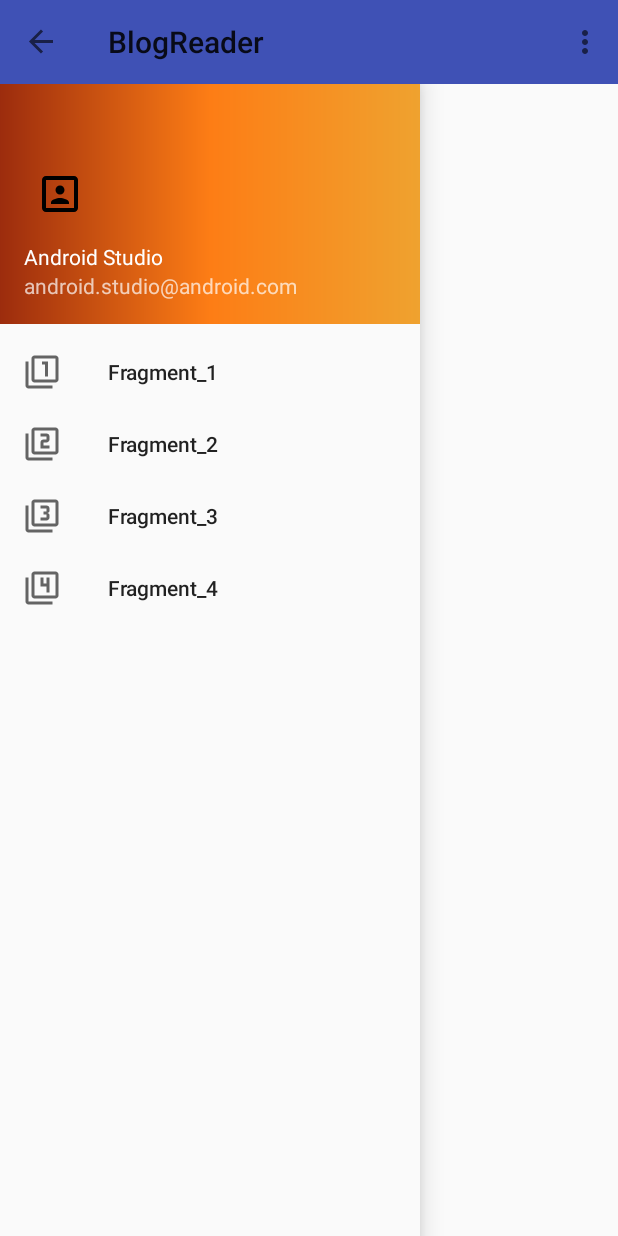
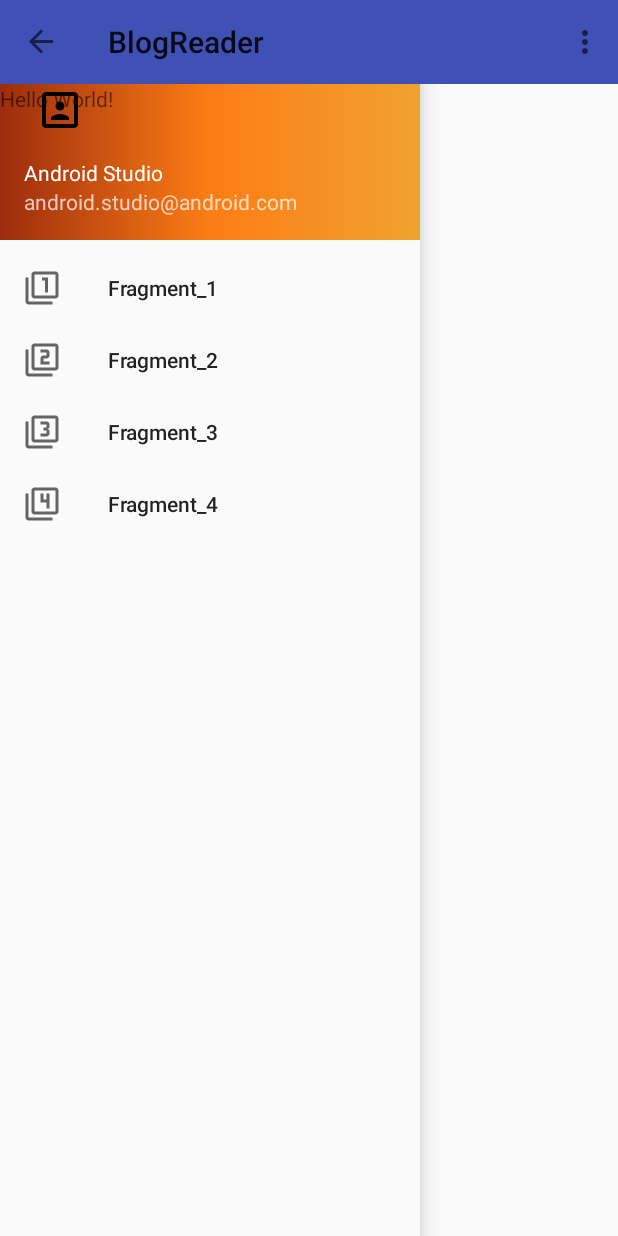
Before and after one commit to Khavronsky/BlogReader, an Android app: the screen it shows after launch (MainActivity), with the side drawer open, on a phone screen of 412 x 824 dp. Run offline under Robolectric (Android 15) with nearby library versions, the phone set to English and light mode, and no system bars.

Commit message:
small changes

```diff
--- a/app/src/main/java/com/khavronsky/blogreader/MainActivity.java
+++ b/app/src/main/java/com/khavronsky/blogreader/MainActivity.java
@@ -53,6 +53,7 @@
         return true;
 
     }
+
     @Override
     public void onBackPressed() {
         DrawerLayout drawer = (DrawerLayout) findViewById(R.id.drawer_layout);
@@ -62,6 +63,7 @@
             super.onBackPressed();
         }
     }
+
     @Override
     public boolean onCreateOptionsMenu(Menu menu) {
 
@@ -80,5 +82,4 @@
 
         return super.onOptionsItemSelected(item);
     }
-
 }
--- a/app/src/main/res/layout/activity_main.xml
+++ b/app/src/main/res/layout/activity_main.xml
@@ -1,5 +1,5 @@
 <?xml version="1.0" encoding="utf-8"?>
-<LinearLayout xmlns:android="http://schemas.android.com/apk/res/android"
+<RelativeLayout xmlns:android="http://schemas.android.com/apk/res/android"
     xmlns:app="http://schemas.android.com/apk/res-auto"
     xmlns:tools="http://schemas.android.com/tools"
     android:id="@+id/activity_main"
@@ -8,6 +8,10 @@
     tools:context="com.khavronsky.blogreader.MainActivity"
     android:orientation="vertical">
 
+    <include
+        layout="@layout/drawer_layout"
+        android:layout_width="match_parent"
+        android:layout_height="match_parent" />
 
     <android.support.v7.widget.Toolbar
         android:id="@+id/toolbar"
@@ -17,15 +21,11 @@
         app:popupTheme="@style/AppTheme.NoActionBar"
         tools:showIn="@layout/activity_main" />
 
-
-    <include
-        layout="@layout/drawer_layout"
-        android:layout_width="match_parent"
-        android:layout_height="match_parent" />
-
-
     <TextView
         android:layout_width="wrap_content"
         android:layout_height="wrap_content"
-        android:text="Hello World!" />
-</LinearLayout>
+        android:text="Hello World!"
+        android:layout_below="@+id/toolbar"
+        android:layout_alignParentLeft="true"
+        android:layout_alignParentStart="true" />
+</RelativeLayout>
--- a/app/src/main/res/layout/drawer_layout.xml
+++ b/app/src/main/res/layout/drawer_layout.xml
@@ -6,7 +6,6 @@
     android:id="@+id/drawer_layout"
     android:layout_width="match_parent"
     android:layout_height="match_parent"
-    android:fitsSystemWindows="true"
     tools:openDrawer="start">
 
 
```
